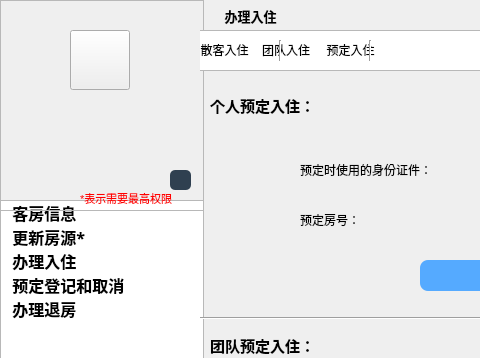
First picture: the form in ui/room.ui, repository Tsuki-Gor/Comprehensive-Practice-in-Hotel-Information-Management-System-Development, before the edit; both pictures show x 0 to 480 and y 0 to 358 of the 800 by 600 pixel window.
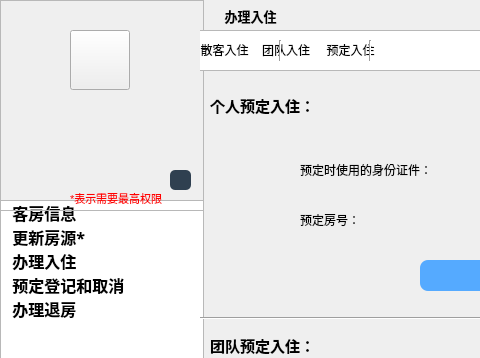
Second picture: the form after the edit. The open tabs and pages were chosen to show the change. Icons and pictures are not drawn.

```diff
--- a/ui/room.ui
+++ b/ui/room.ui
@@ -263,7 +263,7 @@
     <widget class="QLabel" name="label_2">
      <property name="geometry">
       <rect>
-       <x>80</x>
+       <x>70</x>
        <y>190</y>
        <width>121</width>
        <height>16</height>
```
Left out of the diff: 472 changed lines with no effect on the pictures.
